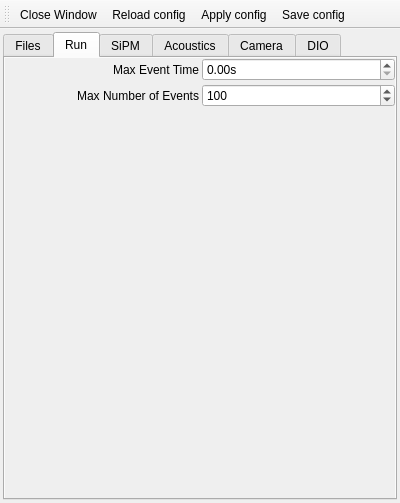
Before: the Qt Designer form ui/settingswindow.ui in SBC-Collaboration/SBC-RunControl, drawn with Qt 5.
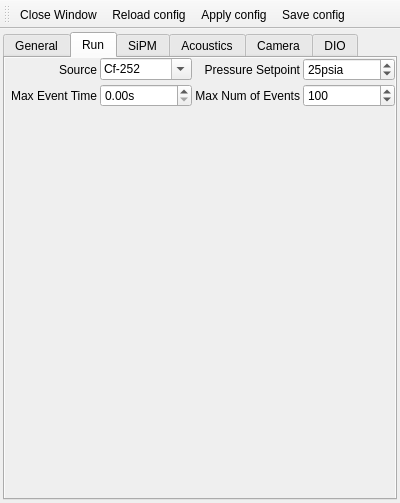
After: the same form once the commit is applied. The open tabs and pages were chosen to show the change. Icons and pictures are not drawn.

Commit message: Implemented loading and saving config between file, dictionary, and GUI components. Also implemented algorithm to detect run folders in data directory and create new run. Also cleaned up qt designer object names.

What changed in the file:
```diff
--- a/ui/settingswindow.ui
+++ b/ui/settingswindow.ui
@@ -62,7 +62,7 @@
       </property>
       <widget class="QWidget" name="files_tab">
        <attribute name="title">
-        <string>Files</string>
+        <string>General</string>
        </attribute>
        <layout class="QVBoxLayout" name="verticalLayout_4">
         <property name="leftMargin">
@@ -258,53 +258,7 @@
             <property name="bottomMargin">
              <number>0</number>
             </property>
-            <item row="1" column="0">
-             <widget class="QLabel" name="label_2">
-              <property name="text">
-               <string>Max Number of Events</string>
-              </property>
-              <property name="alignment">
-               <set>Qt::AlignRight|Qt::AlignTrailing|Qt::AlignVCenter</set>
-              </property>
-              <property name="buddy">
-               <cstring>spinBox</cstring>
-              </property>
-             </widget>
-            </item>
-            <item row="1" column="1">
-             <widget class="QSpinBox" name="spinBox">
-              <property name="minimum">
-               <number>1</number>
-              </property>
-              <property name="maximum">
-               <number>1000</number>
-              </property>
-              <property name="value">
-               <number>100</number>
-              </property>
-             </widget>
-            </item>
-            <item row="0" column="0">
-             <widget class="QLabel" name="label">
-              <property name="text">
-               <string>Max Event Time</string>
-              </property>
-              <property name="alignment">
-               <set>Qt::AlignRight|Qt::AlignTrailing|Qt::AlignVCenter</set>
-              </property>
-              <property name="buddy">
-               <cstring>doubleSpinBox</cstring>
-              </property>
-             </widget>
-            </item>
-            <item row="0" column="1">
-             <widget class="QDoubleSpinBox" name="doubleSpinBox">
-              <property name="suffix">
-               <string>s</string>
-              </property>
-             </widget>
-            </item>
-            <item row="2" column="1">
+            <item row="4" column="1">
              <spacer name="verticalSpacer_2">
               <property name="orientation">
                <enum>Qt::Vertical</enum>
@@ -317,6 +271,116 @@
               </property>
              </spacer>
             </item>
+            <item row="1" column="2">
+             <widget class="QLabel" name="max_num_ev_label">
+              <property name="text">
+               <string>Max Num of Events</string>
+              </property>
+              <property name="alignment">
+               <set>Qt::AlignRight|Qt::AlignTrailing|Qt::AlignVCenter</set>
+              </property>
+              <property name="buddy">
+               <cstring>max_num_ev_box</cstring>
+              </property>
+             </widget>
+            </item>
+            <item row="0" column="1">
+             <widget class="QComboBox" name="comboBox_23">
+              <property name="editable">
+               <bool>true</bool>
+              </property>
+              <item>
+               <property name="text">
+                <string>Cf-252</string>
+               </property>
+              </item>
+              <item>
+               <property name="text">
+                <string>Co-57</string>
+               </property>
+              </item>
+              <item>
+               <property name="text">
+                <string>Cs-137</string>
+               </property>
+              </item>
+             </widget>
+            </item>
+            <item row="1" column="1">
+             <widget class="QDoubleSpinBox" name="max_ev_time_box">
+              <property name="suffix">
+               <string>s</string>
+              </property>
+             </widget>
+            </item>
+            <item row="1" column="0">
+             <widget class="QLabel" name="max_ev_time_label">
+              <property name="text">
+               <string>Max Event Time</string>
+              </property>
+              <property name="alignment">
+               <set>Qt::AlignRight|Qt::AlignTrailing|Qt::AlignVCenter</set>
+              </property>
+              <property name="buddy">
+               <cstring>max_ev_time_box</cstring>
+              </property>
+             </widget>
+            </item>
+            <item row="0" column="0">
+             <widget class="QLabel" name="max_ev_time_label_2">
+              <property name="text">
+               <string>Source</string>
+              </property>
+              <property name="alignment">
+               <set>Qt::AlignRight|Qt::AlignTrailing|Qt::AlignVCenter</set>
+              </property>
+              <property name="buddy">
+               <cstring>max_ev_time_box</cstring>
+              </property>
+             </widget>
+            </item>
+            <item row="1" column="3">
+             <widget class="QSpinBox" name="max_num_ev_box">
+              <property name="minimum">
+               <number>1</number>
+              </property>
+              <property name="maximum">
+               <number>1000</number>
+              </property>
+              <property name="value">
+               <number>100</number>
+              </property>
+             </widget>
+            </item>
+            <item row="0" column="2">
+             <widget class="QLabel" name="max_ev_time_label_3">
+              <property name="text">
+               <string>Pressure Setpoint</string>
+              </property>
+              <property name="alignment">
+               <set>Qt::AlignRight|Qt::AlignTrailing|Qt::AlignVCenter</set>
+              </property>
+              <property name="buddy">
+               <cstring>max_ev_time_box</cstring>
+              </property>
+             </widget>
+            </item>
+            <item row="0" column="3">
+             <widget class="QSpinBox" name="max_num_ev_box_2">
+              <property name="suffix">
+               <string>psia</string>
+              </property>
+              <property name="minimum">
+               <number>1</number>
+              </property>
+              <property name="maximum">
+               <number>1000</number>
+              </property>
+              <property name="value">
+               <number>25</number>
+              </property>
+             </widget>
+            </item>
            </layout>
           </widget>
          </widget>
```
Left out of the diff: 628 changed lines with no effect on the pictures. The commit also changes 7 other files.
